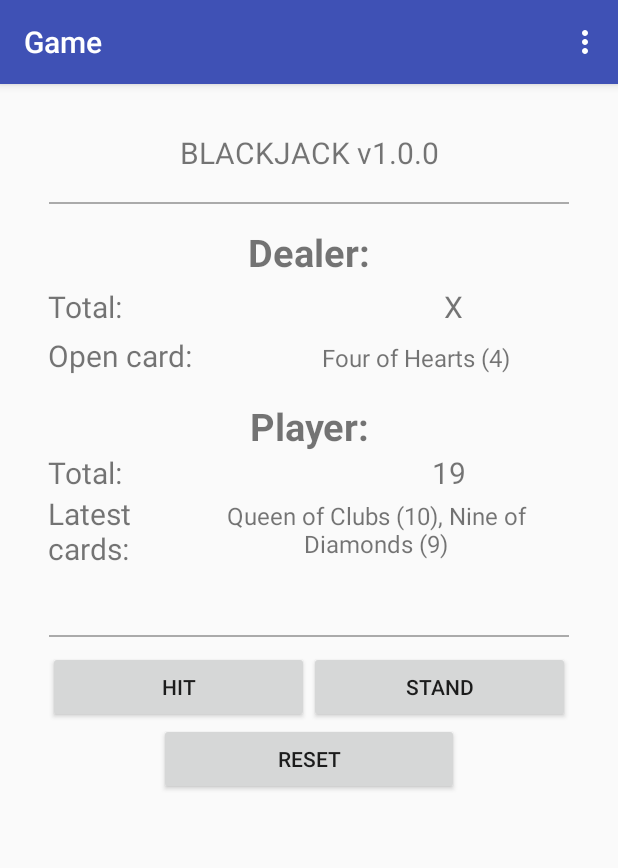
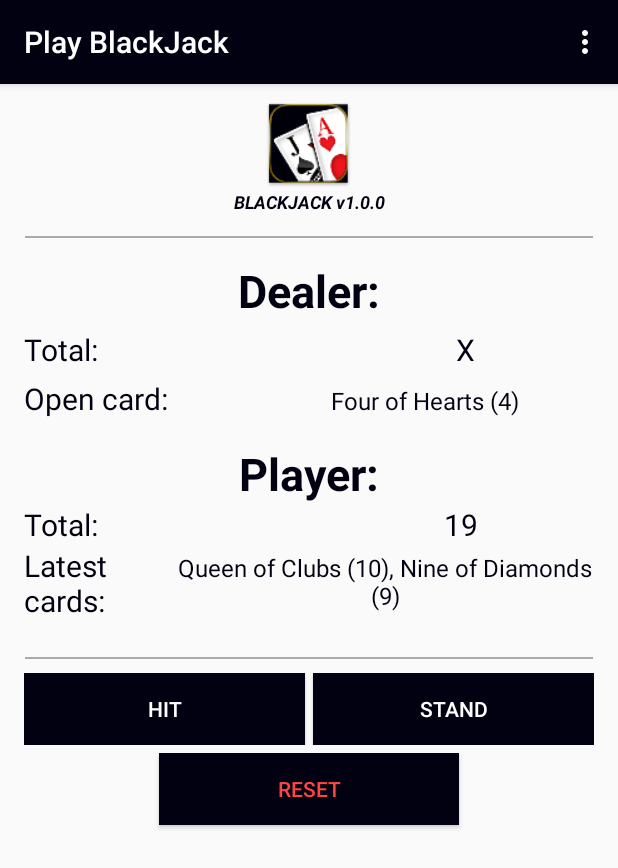
Before and after one commit to dalkofjac/Project-BlackJackApp, an Android app: the screen it shows after launch (MainActivity), on a phone screen of 412 x 824 dp. Shown: the top 868 px of the screen. Run offline under Robolectric (Android 15) with nearby library versions, the phone set to English and light mode, and no system bars; our stand-ins replace ButterKnife.

Commit message:
Promjena vizualnog izgleda aplikacije
- promjenjen je set boja i vizualni izgled aplikacije i GameFragmenta

```diff
--- a/Project-BlackJack/app/src/main/res/layout/content_main.xml
+++ b/Project-BlackJack/app/src/main/res/layout/content_main.xml
@@ -5,10 +5,6 @@
     android:id="@+id/content_main"
     android:layout_width="match_parent"
     android:layout_height="match_parent"
-    android:paddingBottom="@dimen/activity_vertical_margin"
-    android:paddingLeft="@dimen/activity_horizontal_margin"
-    android:paddingRight="@dimen/activity_horizontal_margin"
-    android:paddingTop="@dimen/activity_vertical_margin"
     app:layout_behavior="@string/appbar_scrolling_view_behavior"
     tools:context="com.dk.project_blackjack.MainActivity"
     tools:showIn="@layout/activity_main">
--- a/Project-BlackJack/app/src/main/res/layout/fragment_game.xml
+++ b/Project-BlackJack/app/src/main/res/layout/fragment_game.xml
@@ -3,15 +3,22 @@
     xmlns:app="http://schemas.android.com/apk/res-auto"
     android:orientation="vertical" android:layout_width="match_parent"
     android:layout_height="match_parent"
-    android:id="@+id/layoutsHolder"
-    android:layout_marginLeft="16dp"
-    android:layout_marginRight="16dp">
+    android:id="@+id/layoutsHolder">
 
     <LinearLayout
         android:orientation="vertical"
         android:layout_width="match_parent"
         android:layout_height="wrap_content"
-        android:id="@+id/topLayout">
+        android:id="@+id/topLayout"
+        android:layout_marginRight="16dp"
+        android:layout_marginLeft="16dp"
+        android:layout_marginTop="10dp">
+
+        <ImageView
+            android:layout_width="match_parent"
+            app:srcCompat="@mipmap/bjack_launcher"
+            android:id="@+id/iV_blackjack"
+            android:layout_height="60dp" />
 
         <TextView
             android:text="@string/game_first"
@@ -19,9 +26,10 @@
             android:layout_height="wrap_content"
             android:id="@+id/tV_game_first"
             android:textAlignment="center"
-            android:textSize="20sp"
-            android:layout_marginTop="16dp"
-            android:layout_marginBottom="10dp" />
+            android:textSize="12sp"
+            android:layout_marginBottom="5dp"
+            android:textColor="@color/colorPrimary"
+            android:textStyle="normal|bold|italic" />
 
         <ImageView
             android:layout_height="20dp"
@@ -38,7 +46,9 @@
         android:layout_height="wrap_content"
         android:id="@+id/midLayout"
         android:layout_marginTop="5dp"
-        android:layout_marginBottom="5dp">
+        android:layout_marginBottom="5dp"
+        android:layout_marginLeft="16dp"
+        android:layout_marginRight="16dp">
 
         <TextView
             android:text="@string/dealer_1"
@@ -47,7 +57,8 @@
             android:id="@+id/tV_dealer1"
             android:textStyle="normal|bold"
             android:textAlignment="center"
-            android:textSize="25dp" />
+            android:textColor="@color/colorPrimary"
+            android:textSize="30dp" />
 
         <LinearLayout
             android:orientation="horizontal"
@@ -63,7 +74,8 @@
                 android:id="@+id/tV_dealer_total_label"
                 android:layout_weight="0.5"
                 android:textAlignment="textStart"
-                android:textSize="20sp" />
+                android:textSize="20sp"
+                android:textColor="@color/colorPrimary" />
 
             <TextView
                 android:text="@string/dealer_total"
@@ -72,7 +84,8 @@
                 android:id="@+id/tV_dealer_total"
                 android:layout_weight="0.5"
                 android:textAlignment="center"
-                android:textSize="20sp" />
+                android:textSize="20sp"
+                android:textColor="@color/colorPrimary" />
         </LinearLayout>
 
         <LinearLayout
@@ -89,7 +102,8 @@
                 android:id="@+id/tv_dealer_new_label"
                 android:layout_weight="0.3"
                 android:textSize="20sp"
-                android:textAlignment="textStart" />
+                android:textAlignment="textStart"
+                android:textColor="@color/colorPrimary" />
 
             <TextView
                 android:text="@string/dealer_new"
@@ -98,7 +112,8 @@
                 android:id="@+id/tv_dealer_new"
                 android:layout_weight="0.5"
                 android:textSize="16sp"
-                android:textAlignment="center" />
+                android:textAlignment="center"
+                android:textColor="@color/colorPrimary" />
 
         </LinearLayout>
 
@@ -109,8 +124,9 @@
             android:id="@+id/tv_player_1"
             android:textAlignment="center"
             android:textStyle="normal|bold"
-            android:textSize="25dp"
-            android:layout_marginTop="16dp" />
+            android:layout_marginTop="16dp"
+            android:textColor="@color/colorPrimary"
+            android:textSize="30dp" />
 
         <LinearLayout
             android:orientation="horizontal"
@@ -125,7 +141,8 @@
                 android:id="@+id/tV_player_total_label"
                 android:layout_weight="0.5"
                 android:textAlignment="textStart"
-                android:textSize="20sp" />
+                android:textSize="20sp"
+                android:textColor="@color/colorPrimary" />
 
             <TextView
                 android:text="@string/player_total"
@@ -134,7 +151,8 @@
                 android:id="@+id/tV_player_total"
                 android:layout_weight="0.5"
                 android:textSize="20sp"
-                android:textAlignment="center" />
+                android:textAlignment="center"
+                android:textColor="@color/colorPrimary" />
 
         </LinearLayout>
 
@@ -152,7 +170,8 @@
                 android:id="@+id/tV_player_new_label"
                 android:layout_weight="0.3"
                 android:textAlignment="textStart"
-                android:textSize="20sp" />
+                android:textSize="20sp"
+                android:textColor="@color/colorPrimary" />
 
             <TextView
                 android:text="@string/player_new"
@@ -161,7 +180,8 @@
                 android:layout_weight="0.5"
                 android:textSize="16sp"
                 android:textAlignment="center"
-                android:layout_height="80dp" />
+                android:textColor="@color/colorPrimary"
+                android:layout_height="60dp" />
 
         </LinearLayout>
 
@@ -170,8 +190,10 @@
     <LinearLayout
         android:orientation="vertical"
         android:layout_width="match_parent"
-        android:layout_height="wrap_content"
-        android:id="@+id/bottomLayout">
+        android:layout_height="match_parent"
+        android:id="@+id/bottomLayout"
+        android:layout_marginLeft="16dp"
+        android:layout_marginRight="16dp">
 
         <ImageView
             android:layout_height="20dp"
@@ -191,28 +213,38 @@
                 android:layout_width="wrap_content"
                 android:layout_height="wrap_content"
                 android:id="@+id/button_hit"
-                android:layout_weight="1" />
+                android:layout_weight="1"
+                style="@style/Widget.AppCompat.Button.Colored"
+                android:background="@color/colorPrimary"
+                android:layout_marginRight="2.5dp" />
 
             <Button
                 android:text="@string/game_stand"
                 android:layout_width="wrap_content"
                 android:layout_height="wrap_content"
                 android:id="@+id/button_stand"
-                android:layout_weight="1" />
+                android:layout_weight="1"
+                style="@style/Widget.AppCompat.Button.Colored"
+                android:background="@color/colorPrimary"
+                android:layout_marginLeft="2.5dp" />
         </LinearLayout>
 
         <LinearLayout
             android:orientation="vertical"
             android:layout_width="match_parent"
             android:layout_height="match_parent"
-            android:id="@+id/buttonsLayout_2">
+            android:id="@+id/buttonsLayout_2"
+            android:layout_marginTop="5dp">
 
             <Button
                 android:text="@string/game_reset"
                 android:layout_height="wrap_content"
                 android:id="@+id/button_reset"
                 android:layout_width="200dp"
-                android:layout_gravity="center" />
+                android:layout_gravity="center"
+                style="@style/Widget.AppCompat.Button.Colored"
+                android:background="?attr/colorPrimary"
+                android:textColor="@android:color/holo_red_light" />
         </LinearLayout>
 
     </LinearLayout>
--- a/Project-BlackJack/app/src/main/res/values/colors.xml
+++ b/Project-BlackJack/app/src/main/res/values/colors.xml
@@ -1,6 +1,7 @@
 <?xml version="1.0" encoding="utf-8"?>
 <resources>
-    <color name="colorPrimary">#3F51B5</color>
-    <color name="colorPrimaryDark">#303F9F</color>
+    <color name="colorPrimary">#020112</color>
+    <color name="colorPrimaryDark">#020104</color>
     <color name="colorAccent">#FF4081</color>
+    <color name="colorPrimaryLight">#040223</color>
 </resources>
--- a/Project-BlackJack/app/src/main/res/values/strings.xml
+++ b/Project-BlackJack/app/src/main/res/values/strings.xml
@@ -4,7 +4,7 @@
     <string name="settings_first">Settings</string>
     <string name="settings_sec">This is settings!</string>
     <string name ="settings_fragment_title">Settings</string>
-    <string name="game_fragment_title">Game</string>
+    <string name="game_fragment_title">Play BlackJack</string>
     <string name="game_first">BLACKJACK v1.0.0</string>
     <string name="dealer_1">Dealer:</string>
     <string name="dealer_total_label">Total:</string>
```
